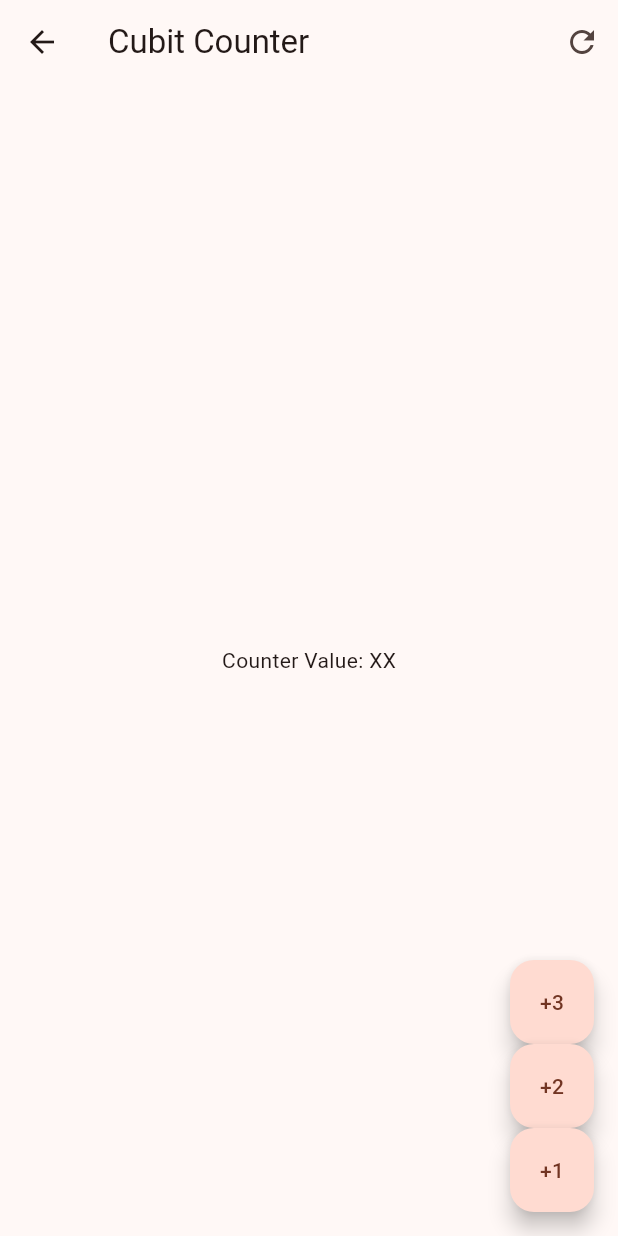
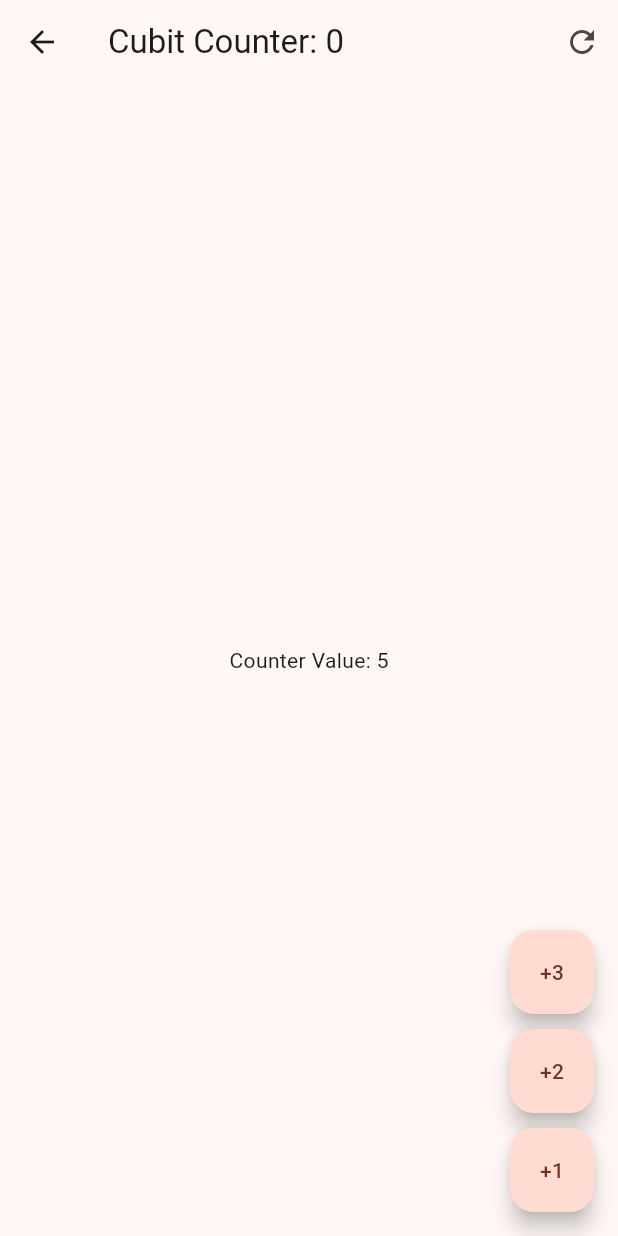
Before and after one commit to anthonny340/flutter-forms_app, a Flutter app: the screen it shows after launch, after a tap on "Cubits", on a phone screen of 412 x 824 dp. Run offline on Flutter 3.47's test engine with Material 3 defaults, Android fonts, the phone set to English and light mode, and no system bars; our stand-ins replace flutter_bloc, go_router.

Commit message:
feat(cubits): se consumio y utilizo el CounterCubit

```diff
--- a/lib/presentation/screens/cubit_counter_screen.dart
+++ b/lib/presentation/screens/cubit_counter_screen.dart
@@ -1,31 +1,68 @@
 import 'package:flutter/material.dart';
+import 'package:flutter_bloc/flutter_bloc.dart';
+import 'package:forms_app/presentation/blocs/counter_cubit/counter_cubit.dart';
 
 class CubitCounterScreen extends StatelessWidget {
   const CubitCounterScreen({super.key});
 
   @override
   Widget build(BuildContext context) {
+    return BlocProvider(
+      create: (BuildContext _) => CounterCubit(),
+      child: _CubitCounterView(),
+    );
+  }
+}
+
+class _CubitCounterView extends StatelessWidget {
+  const _CubitCounterView();
+
+  @override
+  Widget build(BuildContext context) {
+    final counterState = context.watch<CounterCubit>().state;
+
     return Scaffold(
       appBar: AppBar(
-        title: Text('Cubit Counter'),
-        actions: [IconButton(onPressed: () {}, icon: Icon(Icons.refresh))],
+        title: Text('Cubit Counter: ${counterState.transactionCount}'),
+        actions: [
+          IconButton(
+            onPressed: () {
+              context.read<CounterCubit>().reset();
+            },
+            icon: Icon(Icons.refresh),
+          ),
+        ],
       ),
-      body: Center(child: const Text('Counter Value: XX')),
+      body: Center(
+        child: BlocBuilder<CounterCubit, CounterState>(
+          // buildWhen: (previous, current) => current.counter != previous.counter,
+          builder: (context, state) {
+            return Text('Counter Value: ${state.counter}');
+          },
+        ),
+      ),
       floatingActionButton: Column(
         mainAxisAlignment: MainAxisAlignment.end,
+        spacing: 10,
         children: [
           FloatingActionButton(
-            onPressed: () {},
+            onPressed: () {
+              context.read<CounterCubit>().increaseBy(3);
+            },
             heroTag: '1',
             child: const Text('+3'),
           ),
           FloatingActionButton(
-            onPressed: () {},
+            onPressed: () {
+              context.read<CounterCubit>().increaseBy(2);
+            },
             heroTag: '2',
             child: const Text('+2'),
           ),
           FloatingActionButton(
-            onPressed: () {},
+            onPressed: () {
+              context.read<CounterCubit>().increaseBy(1);
+            },
             heroTag: '3',
             child: const Text('+1'),
           ),
```
